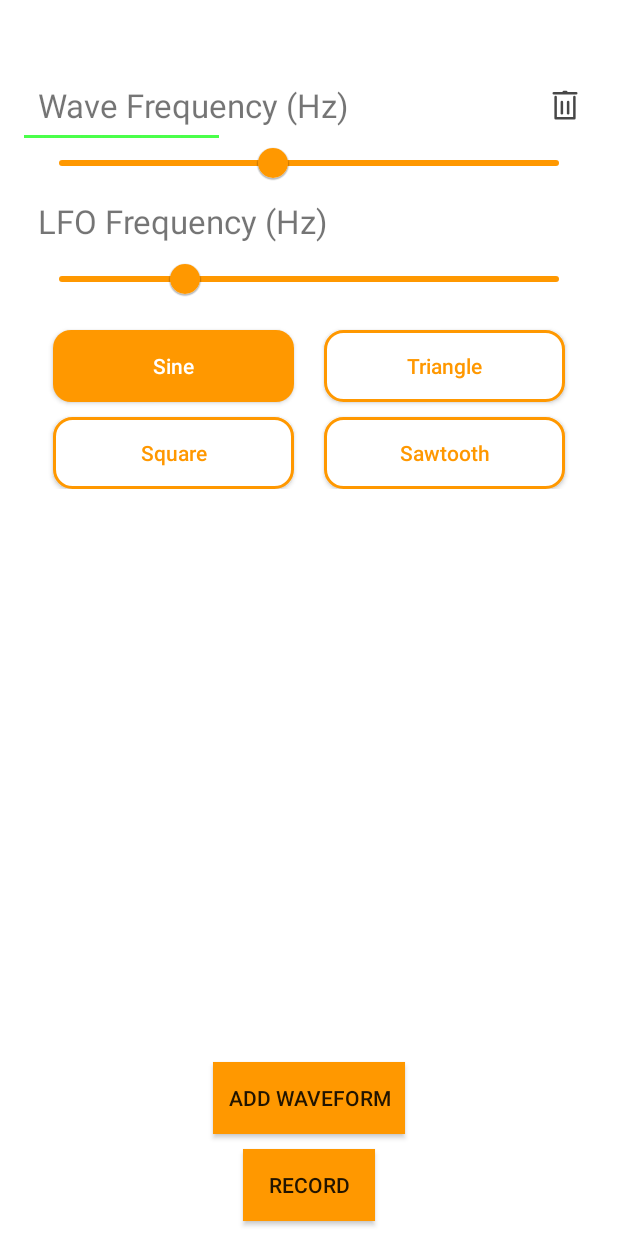
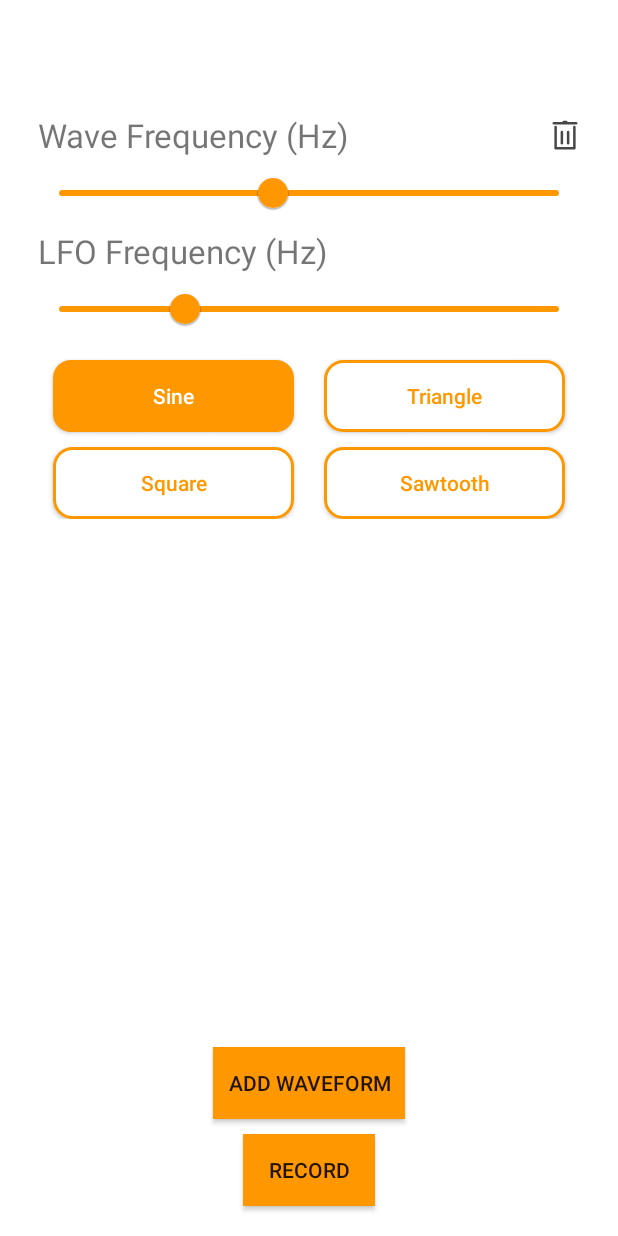
Before and after one commit to Sankar-Ayachitula/Synthesizer-App, an Android app: the screen it shows after launch (MainActivity), after a tap on "ADD WAVEFORM", on a phone screen of 412 x 824 dp. Run offline under Robolectric (Android 15) with nearby library versions, the phone set to English and light mode, and no system bars; 3 statements that could not run were skipped.

Commit message:
Made some UI fixes

```diff
--- a/app/src/main/res/layout/activity_main.xml
+++ b/app/src/main/res/layout/activity_main.xml
@@ -8,17 +8,17 @@
     tools:context=".activities.MainActivity">
 
     <!--For the final mixed output -->
-    <edu.northeastern.synthesizer.views.OscilloscopeView
-        android:id="@+id/oscilloscopeView"
-        android:layout_width="0dp"
-        android:layout_height="150dp"
-        android:layout_marginStart="16dp"
-        android:layout_marginTop="16dp"
-        android:layout_marginEnd="16dp"
-        app:layout_constraintTop_toTopOf="parent"
-        app:layout_constraintStart_toStartOf="parent"
-        app:layout_constraintEnd_toStartOf="@id/btnRecord"
-        />
+<!--    <edu.northeastern.synthesizer.views.OscilloscopeView-->
+<!--        android:id="@+id/oscilloscopeView"-->
+<!--        android:layout_width="0dp"-->
+<!--        android:layout_height="150dp"-->
+<!--        android:layout_marginStart="16dp"-->
+<!--        android:layout_marginTop="16dp"-->
+<!--        android:layout_marginEnd="16dp"-->
+<!--        app:layout_constraintTop_toTopOf="parent"-->
+<!--        app:layout_constraintStart_toStartOf="parent"-->
+<!--        app:layout_constraintEnd_toStartOf="@id/btnRecord"-->
+<!--        />-->
 
     <!-- For the Record and stop button -->
     <Button
@@ -27,7 +27,7 @@
         android:layout_height="wrap_content"
         android:text="Record"
         android:background="@color/orange"
-        android:layout_marginBottom="10dp"
+        android:layout_marginBottom="20dp"
         app:layout_constraintBottom_toBottomOf="parent"
         app:layout_constraintEnd_toEndOf="parent"
         app:layout_constraintStart_toStartOf="parent" />
@@ -36,7 +36,7 @@
         android:id="@+id/rv_waveform"
         android:layout_width="match_parent"
         android:layout_height="match_parent"
-        android:layout_marginTop="30dp"
+        android:layout_marginTop="50dp"
         app:layout_constraintBottom_toBottomOf="parent"
         app:layout_constraintEnd_toEndOf="parent"
         app:layout_constraintStart_toStartOf="parent"
```
